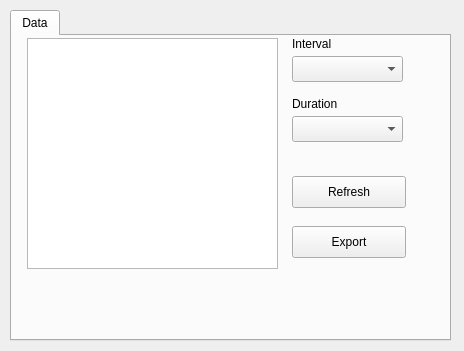
nzfarmer1/telemetrylayer, file topicmanagers/digisense/ui_dsdatatabwidget.ui: the form before one commit.
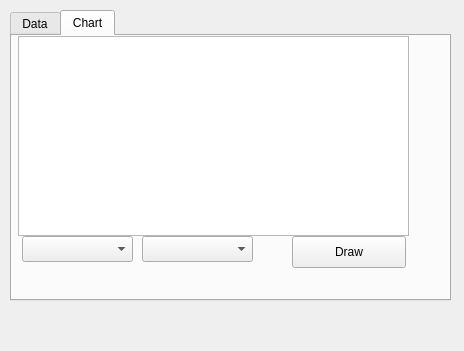
The form after the commit.

```diff
--- a/topicmanagers/digisense/ui_dsdatatabwidget.ui
+++ b/topicmanagers/digisense/ui_dsdatatabwidget.ui
@@ -19,11 +19,11 @@
      <x>10</x>
      <y>10</y>
      <width>441</width>
-     <height>331</height>
+     <height>291</height>
     </rect>
    </property>
    <property name="currentIndex">
-    <number>0</number>
+    <number>1</number>
    </property>
    <widget class="QWidget" name="dataTab">
     <attribute name="title">
@@ -130,6 +130,69 @@
      </property>
     </widget>
    </widget>
+   <widget class="QWidget" name="chartTab">
+    <attribute name="title">
+     <string>Chart</string>
+    </attribute>
+    <widget class="QComboBox" name="selectDurationc">
+     <property name="geometry">
+      <rect>
+       <x>130</x>
+       <y>200</y>
+       <width>111</width>
+       <height>26</height>
+      </rect>
+     </property>
+     <property name="toolTip">
+      <string>&lt;html&gt;&lt;head/&gt;&lt;body&gt;&lt;p&gt;Time since first record&lt;/p&gt;&lt;/body&gt;&lt;/html&gt;</string>
+     </property>
+    </widget>
+    <widget class="QComboBox" name="selectIntervalc">
+     <property name="geometry">
+      <rect>
+       <x>10</x>
+       <y>200</y>
+       <width>111</width>
+       <height>26</height>
+      </rect>
+     </property>
+     <property name="toolTip">
+      <string>&lt;html&gt;&lt;head/&gt;&lt;body&gt;&lt;p&gt;Set the interval between each update (or tick for every update)&lt;/p&gt;&lt;/body&gt;&lt;/html&gt;</string>
+     </property>
+    </widget>
+    <widget class="QPushButton" name="btnRefreshc">
+     <property name="geometry">
+      <rect>
+       <x>280</x>
+       <y>200</y>
+       <width>114</width>
+       <height>32</height>
+      </rect>
+     </property>
+     <property name="toolTip">
+      <string>&lt;html&gt;&lt;head/&gt;&lt;body&gt;&lt;p&gt;Refresh&lt;/p&gt;&lt;/body&gt;&lt;/html&gt;</string>
+     </property>
+     <property name="text">
+      <string>Draw</string>
+     </property>
+    </widget>
+    <widget class="QGraphicsView" name="graphicsView">
+     <property name="geometry">
+      <rect>
+       <x>6</x>
+       <y>0</y>
+       <width>391</width>
+       <height>200</height>
+      </rect>
+     </property>
+     <property name="sizePolicy">
+      <sizepolicy hsizetype="Expanding" vsizetype="Fixed">
+       <horstretch>0</horstretch>
+       <verstretch>0</verstretch>
+      </sizepolicy>
+     </property>
+    </widget>
+   </widget>
   </widget>
  </widget>
  <resources/>
```
Left out of the diff: 3 changed lines with no effect on the pictures.
